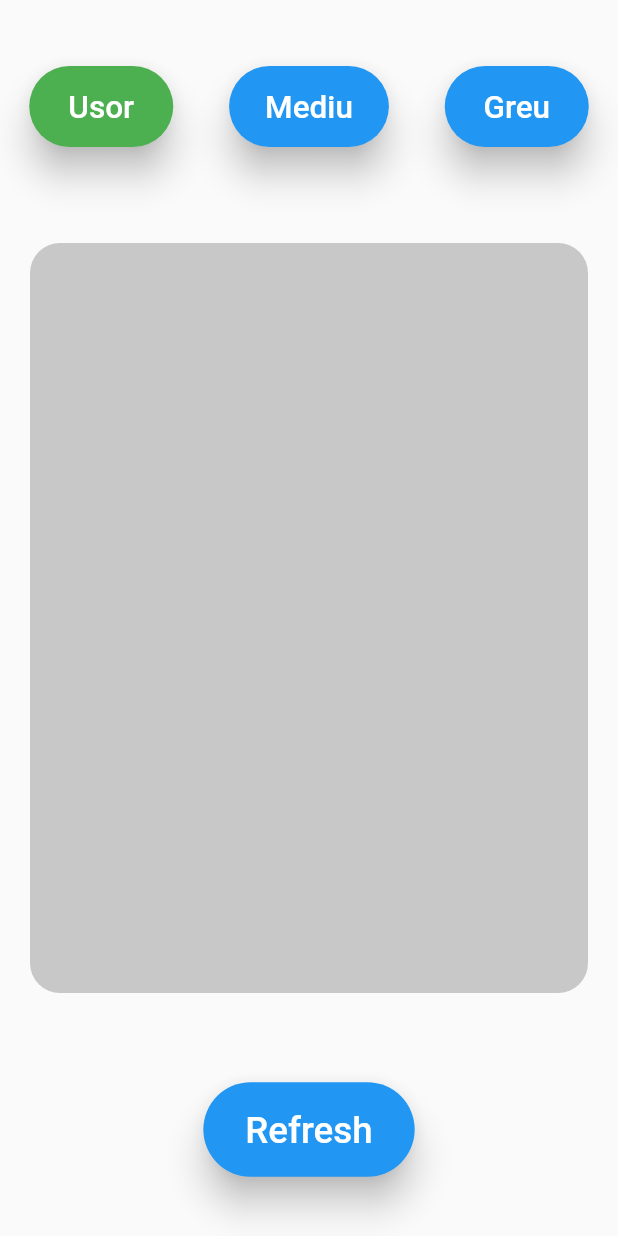
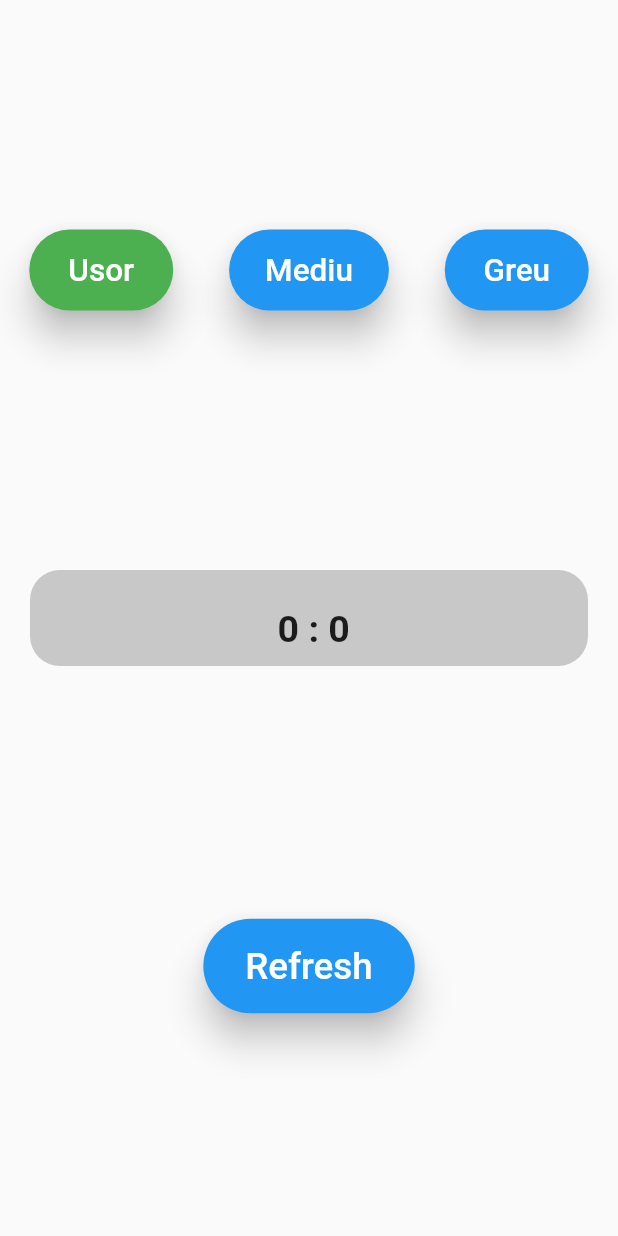
Before and after one commit to 1Divy1/Bible-Verse-App, a Flutter app: the screen it shows after launch, on a phone screen of 412 x 824 dp. Run offline on Flutter 3.47's test engine with Material 2 defaults, Android fonts, the phone set to English and light mode, and no system bars; our stand-ins replace diacritic, fluttertoast.

Commit message:
adaugat WordTile-uri, optiunea de a completa cuvantul lipsa + validarea acestuia

```diff
--- a/lib/components/verse_container.dart
+++ b/lib/components/verse_container.dart
@@ -1,6 +1,4 @@
-import 'dart:math';
 import 'package:bible_app/components/verse_model.dart';
-import 'package:bible_app/components/word_tile.dart';
 import 'package:flutter/material.dart';
 
 class VerseContainer extends StatefulWidget {
@@ -23,16 +21,32 @@ class _VerseContainerState extends State<VerseContainer> {
       child: Container(
         padding: const EdgeInsets.only(left: 15, right: 15, top: 15),
         width: double.infinity,
-        height: 500,
         decoration: BoxDecoration(
           borderRadius: BorderRadius.circular(20),
           color: Colors.transparent.withOpacity(0.2),
         ),
-        child: Wrap(
-          alignment: WrapAlignment.center,
-          spacing: 5,
-          runSpacing: 15,
-          children: widget.verse.wordTileList,
+        child: Column(
+          children: [
+            // versetul
+            SingleChildScrollView(
+              child: Wrap(
+                alignment: WrapAlignment.center,
+                spacing: 5,
+                runSpacing: 15,
+                children: widget.verse.wordTileList,
+              ),
+            ),
+            const SizedBox(height: 10),
+            // referinta
+            Text(
+              '${widget.verse.bookName} ${widget.verse.chapter} : ${widget.verse.verse}',
+              style: const TextStyle(
+                fontWeight: FontWeight.bold,
+                fontSize: 25,
+              ),
+            ),
+            const SizedBox(height: 10),
+          ],
         ),
       ),
     );
--- a/lib/components/verse_model.dart
+++ b/lib/components/verse_model.dart
@@ -1,15 +1,19 @@
 import 'package:bible_app/components/word_tile.dart';
 
 class Verse {
-  late String bookName;
-  late int chapter;
-  late int verse;
+  String bookName;
+  int chapter;
+  int verse;
+  int? tileIndexToModify;
+  String? removedWord;
   List<WordTile> wordTileList;
 
   Verse({
     required this.bookName,
     required this.chapter,
     required this.verse,
+    this.tileIndexToModify,
+    this.removedWord,
     required this.wordTileList,
   });
 
--- a/lib/home_screen.dart
+++ b/lib/home_screen.dart
@@ -1,32 +1,42 @@
 import 'package:bible_app/components/difficulty_item.dart';
 import 'package:bible_app/components/verse_container.dart';
 import 'package:bible_app/server_side.dart';
+import 'package:bible_app/shared.dart';
 import 'package:flutter/material.dart';
 import 'components/verse_model.dart';
 
 class HomeScreen extends StatefulWidget {
-  const HomeScreen({super.key});
+  HomeScreen({super.key});
+
+  late Verse verse = Verse(
+    bookName: '',
+    chapter: 0,
+    verse: 0,
+    removedWord: '',
+    tileIndexToModify: 0,
+    wordTileList: [],
+  );
 
   @override
   State<HomeScreen> createState() => _HomeScreenState();
 }
 
 class _HomeScreenState extends State<HomeScreen> {
-
   getRandomVerse() async {
     try {
       // TODO: fa aici procesul de transformare in WordTile
       Verse tempVerse = await ServerSide().getRandomVerse(0);
       tempVerse.wordTileList.removeLast(); // scoate ultimul element
 
-      setState(() => verse = tempVerse);
+      setState(() {
+        //widget.verse = tempVerse;
+        globalVerse = tempVerse;
+      });
     }
     catch (e) {
       print('onPressed exception $e');
     }
   }
-
-  Verse verse = Verse(bookName: '', chapter: 0, verse: 0, wordTileList: []);
 
   @override
   Widget build(BuildContext context) {
@@ -34,8 +44,8 @@ class _HomeScreenState extends State<HomeScreen> {
       body: Column(
         mainAxisAlignment: MainAxisAlignment.spaceEvenly,
         children: [
+          // TODO: de implementat
           // alege dificultatea (i.e. cate cuvinte sa lipseasca din verset)
-          // TODO: de implementat
           Row(
             mainAxisAlignment: MainAxisAlignment.spaceAround,
             children: [
@@ -44,7 +54,9 @@ class _HomeScreenState extends State<HomeScreen> {
               DifficultyItem(difficultyLevel: 'Greu', isSelected: false),
             ],
           ),
-          VerseContainer(verse: verse), // aici se afiseaza textul versetului
+          VerseContainer(
+              verse:
+                  globalVerse /*widget.verse*/), // aici se afiseaza textul versetului
           Transform.scale(
             // butonul care aduce un verset nou din baza de date (refresh)
             scale: 1.75,
--- a/lib/main.dart
+++ b/lib/main.dart
@@ -10,7 +10,7 @@ class MyApp extends StatelessWidget {
 
   @override
   Widget build(BuildContext context) {
-    return const MaterialApp(
+    return MaterialApp(
       debugShowCheckedModeBanner: false,
       home: HomeScreen(),
     );
--- /dev/null
+++ b/lib/shared.dart
@@ -0,0 +1,11 @@
+import 'components/verse_model.dart';
+
+// TODO: gaseste o alta metoda de a valida cuvantul
+Verse globalVerse = Verse(
+  bookName: '',
+  chapter: 0,
+  verse: 0,
+  removedWord: '',
+  tileIndexToModify: 0,
+  wordTileList: [],
+);
--- a/pubspec.yaml
+++ b/pubspec.yaml
@@ -14,6 +14,8 @@ dependencies:
 
   cupertino_icons: ^1.0.2
   http: ^0.13.5
+  fluttertoast: ^8.2.2
+  diacritic: ^0.1.3
 
 dev_dependencies:
   flutter_test:
```
Also changed, not shown: lib/components/word_edit_window.dart (added, +59 -0 lines), lib/components/word_tile.dart (+76 -6 lines), lib/server_side.dart (+20 -16 lines), pubspec.lock.
